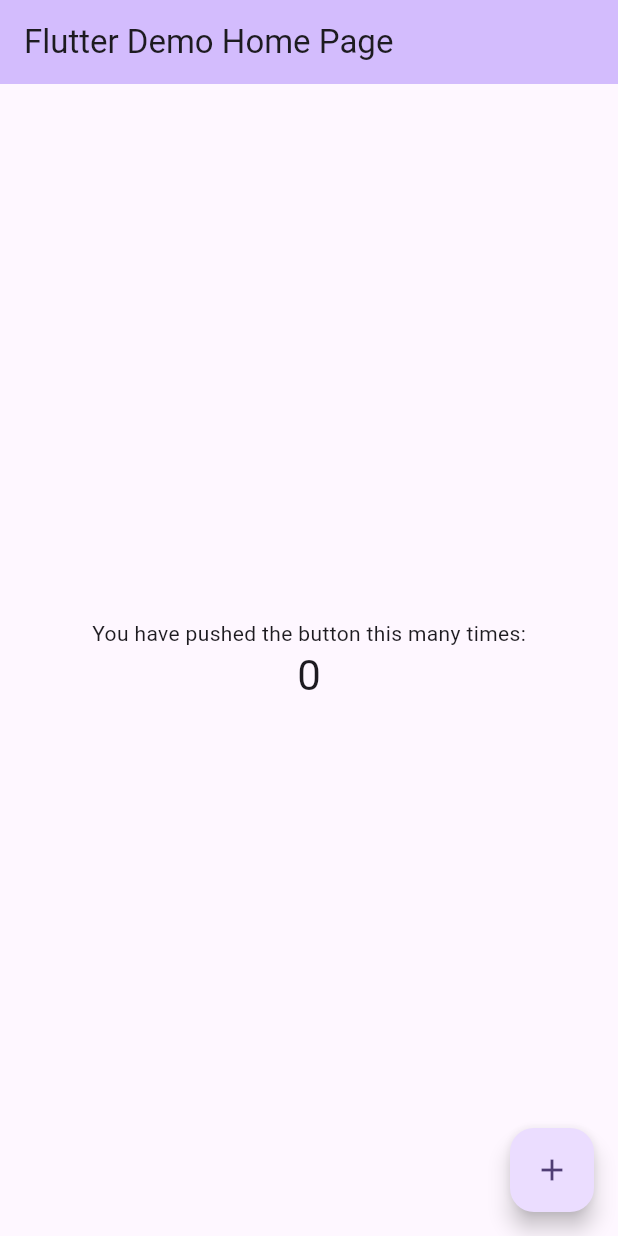
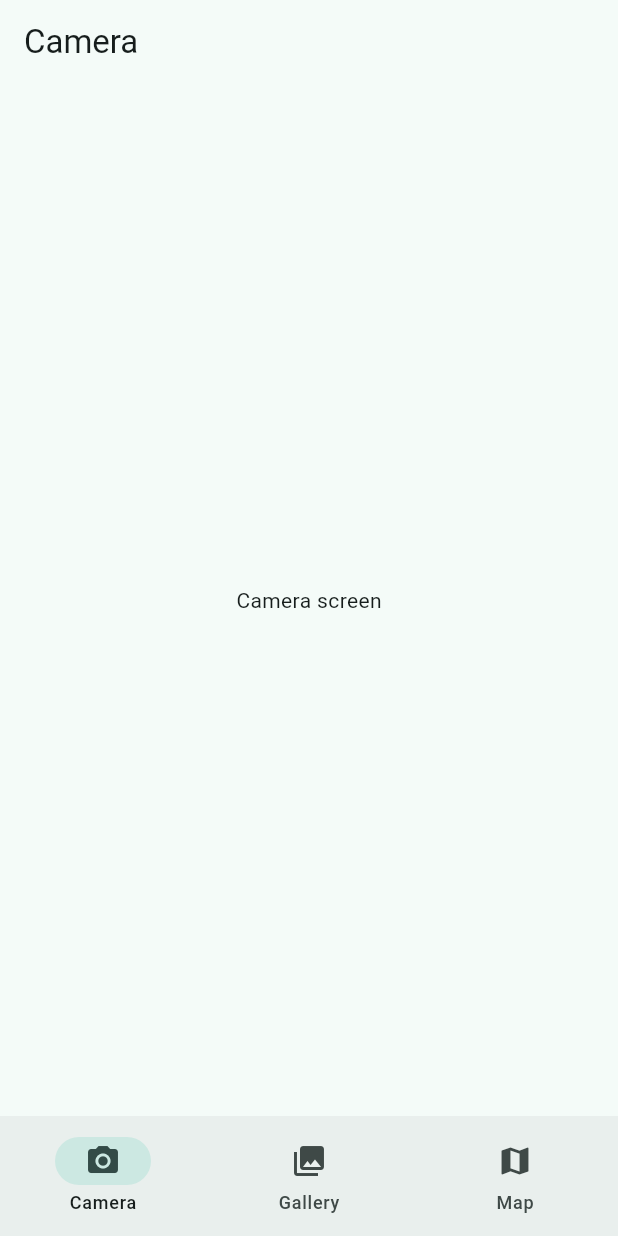
Before and after one commit to krishna3554/GPS_Camera, a Flutter app: the screen it shows after launch, on a phone screen of 412 x 824 dp. Run offline on Flutter 3.47's test engine with Material 3 defaults, Android fonts, the light colour scheme and no system bars; our stand-ins replace flutter_riverpod, go_router, permission_handler.

Commit message:
Set up Riverpod app root and GoRouter shell navigation

```diff
--- /dev/null
+++ b/lib/app.dart
@@ -0,0 +1,210 @@
+import 'package:flutter/material.dart';
+import 'package:go_router/go_router.dart';
+import 'package:permission_handler/permission_handler.dart';
+
+class App extends StatelessWidget {
+  const App({super.key});
+
+  @override
+  Widget build(BuildContext context) {
+    return MaterialApp.router(
+      title: 'GPS Camera',
+      theme: ThemeData(
+        colorScheme: ColorScheme.fromSeed(seedColor: Colors.teal),
+        useMaterial3: true,
+      ),
+      routerConfig: _router,
+    );
+  }
+}
+
+final _rootNavigatorKey = GlobalKey<NavigatorState>();
+
+final GoRouter _router = GoRouter(
+  navigatorKey: _rootNavigatorKey,
+  initialLocation: '/splash',
+  routes: [
+    GoRoute(
+      path: '/splash',
+      name: 'splash',
+      builder: (context, state) => const SplashScreen(),
+    ),
+    ShellRoute(
+      builder: (context, state, child) => AppShell(child: child),
+      routes: [
+        GoRoute(
+          path: '/camera',
+          name: 'camera',
+          builder: (context, state) => const CameraScreen(),
+        ),
+        GoRoute(
+          path: '/gallery',
+          name: 'gallery',
+          builder: (context, state) => const GalleryScreen(),
+        ),
+        GoRoute(
+          path: '/map',
+          name: 'map',
+          builder: (context, state) => const MapScreen(),
+        ),
+      ],
+    ),
+    GoRoute(
+      path: '/detail/:id',
+      name: 'detail',
+      builder: (context, state) =>
+          DetailScreen(id: state.pathParameters['id']!),
+    ),
+    GoRoute(
+      path: '/settings',
+      name: 'settings',
+      builder: (context, state) => const SettingsScreen(),
+    ),
+  ],
+);
+
+class SplashScreen extends StatefulWidget {
+  const SplashScreen({super.key});
+
+  @override
+  State<SplashScreen> createState() => _SplashScreenState();
+}
+
+class _SplashScreenState extends State<SplashScreen> {
+  @override
+  void initState() {
+    super.initState();
+    _handleStartup();
+  }
+
+  Future<void> _handleStartup() async {
+    final statuses = await [
+      Permission.camera,
+      Permission.locationWhenInUse,
+    ].request();
+
+    if (!mounted) {
+      return;
+    }
+
+    final isCameraGranted = statuses[Permission.camera]?.isGranted ?? false;
+    final isLocationGranted =
+        statuses[Permission.locationWhenInUse]?.isGranted ?? false;
+
+    if (isCameraGranted && isLocationGranted) {
+      context.goNamed('camera');
+    } else {
+      context.goNamed('settings');
+    }
+  }
+
+  @override
+  Widget build(BuildContext context) {
+    return const Scaffold(
+      body: Center(child: CircularProgressIndicator()),
+    );
+  }
+}
+
+class AppShell extends StatelessWidget {
+  const AppShell({required this.child, super.key});
+
+  final Widget child;
+
+  static const _tabRoutes = ['/camera', '/gallery', '/map'];
+
+  @override
+  Widget build(BuildContext context) {
+    final String location = GoRouterState.of(context).uri.toString();
+    final int currentIndex = _tabRoutes.indexWhere((route) {
+      return location == route || location.startsWith('$route/');
+    });
+
+    return Scaffold(
+      body: child,
+      bottomNavigationBar: NavigationBar(
+        selectedIndex: currentIndex < 0 ? 0 : currentIndex,
+        destinations: const [
+          NavigationDestination(icon: Icon(Icons.photo_camera), label: 'Camera'),
+          NavigationDestination(icon: Icon(Icons.photo_library), label: 'Gallery'),
+          NavigationDestination(icon: Icon(Icons.map), label: 'Map'),
+        ],
+        onDestinationSelected: (index) {
+          context.go(_tabRoutes[index]);
+        },
+      ),
+    );
+  }
+}
+
+class CameraScreen extends StatelessWidget {
+  const CameraScreen({super.key});
+
+  @override
+  Widget build(BuildContext context) {
+    return const _PageScaffold(title: 'Camera');
+  }
+}
+
+class GalleryScreen extends StatelessWidget {
+  const GalleryScreen({super.key});
+
+  @override
+  Widget build(BuildContext context) {
+    return const _PageScaffold(title: 'Gallery');
+  }
+}
+
+class MapScreen extends StatelessWidget {
+  const MapScreen({super.key});
+
+  @override
+  Widget build(BuildContext context) {
+    return const _PageScaffold(title: 'Map');
+  }
+}
+
+class DetailScreen extends StatelessWidget {
+  const DetailScreen({required this.id, super.key});
+
+  final String id;
+
+  @override
+  Widget build(BuildContext context) {
+    return Scaffold(
+      appBar: AppBar(title: const Text('Detail')),
+      body: Center(child: Text('Photo id: $id')),
+    );
+  }
+}
+
+class SettingsScreen extends StatelessWidget {
+  const SettingsScreen({super.key});
+
+  @override
+  Widget build(BuildContext context) {
+    return Scaffold(
+      appBar: AppBar(title: const Text('Settings')),
+      body: Center(
+        child: FilledButton(
+          onPressed: () => context.goNamed('splash'),
+          child: const Text('Grant permissions and continue'),
+        ),
+      ),
+    );
+  }
+}
+
+class _PageScaffold extends StatelessWidget {
+  const _PageScaffold({required this.title});
+
+  final String title;
+
+  @override
+  Widget build(BuildContext context) {
+    return Scaffold(
+      appBar: AppBar(title: Text(title)),
+      body: Center(child: Text('$title screen')),
+    );
+  }
+}
--- a/lib/main.dart
+++ b/lib/main.dart
@@ -1,69 +1,8 @@
-import 'package:flutter/material.dart';
+import 'package:flutter/widgets.dart';
+import 'package:flutter_riverpod/flutter_riverpod.dart';
+
+import 'app.dart';
 
 void main() {
-  runApp(const MyApp());
+  runApp(const ProviderScope(child: App()));
 }
-
-class MyApp extends StatelessWidget {
-  const MyApp({super.key});
-
-  @override
-  Widget build(BuildContext context) {
-    return MaterialApp(
-      title: 'Flutter Demo',
-      theme: ThemeData(
-        // FIXED: Added 'ColorScheme' before .fromSeed
-        colorScheme: ColorScheme.fromSeed(seedColor: Colors.deepPurple),
-        useMaterial3: true,
-      ),
-      home: const MyHomePage(title: 'Flutter Demo Home Page'),
-    );
-  }
-}
-
-class MyHomePage extends StatefulWidget {
-  const MyHomePage({super.key, required this.title});
-
-  final String title;
-
-  @override
-  State<MyHomePage> createState() => _MyHomePageState();
-}
-
-class _MyHomePageState extends State<MyHomePage> {
-  int _counter = 0;
-
-  void _incrementCounter() {
-    setState(() {
-      _counter++;
-    });
-  }
-
-  @override
-  Widget build(BuildContext context) {
-    return Scaffold(
-      appBar: AppBar(
-        backgroundColor: Theme.of(context).colorScheme.inversePrimary,
-        title: Text(widget.title),
-      ),
-      body: Center(
-        child: Column(
-          // FIXED: Added 'MainAxisAlignment' before .center
-          mainAxisAlignment: MainAxisAlignment.center,
-          children: <Widget>[
-            const Text('You have pushed the button this many times:'),
-            Text(
-              '$_counter',
-              style: Theme.of(context).textTheme.headlineMedium,
-            ),
-          ],
-        ),
-      ),
-      floatingActionButton: FloatingActionButton(
-        onPressed: _incrementCounter,
-        tooltip: 'Increment',
-        child: const Icon(Icons.add),
-      ),
-    );
-  }
-}
--- a/pubspec.yaml
+++ b/pubspec.yaml
@@ -34,6 +34,9 @@ dependencies:
   # The following adds the Cupertino Icons font to your application.
   # Use with the CupertinoIcons class for iOS style icons.
   cupertino_icons: ^1.0.8
+  flutter_riverpod: ^2.6.1
+  go_router: ^14.8.1
+  permission_handler: ^11.4.0
 
 dev_dependencies:
   flutter_test:
```
Also changed, not shown: 1 other file.
